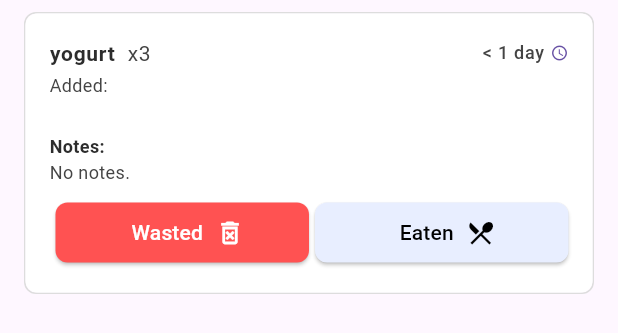
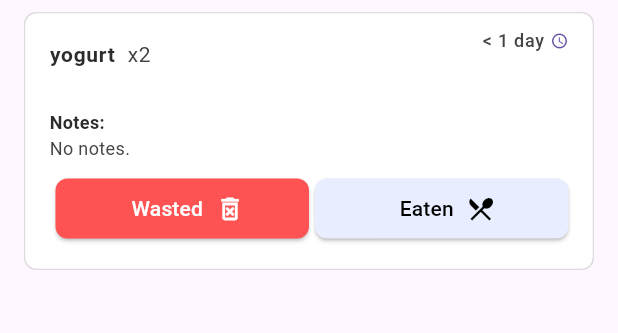
Before and after one commit to NathanRJohnson/live-frontend, a Flutter app: the FridgeItemCard widget shown alone on an empty page, opened directly, after a tap on "yogurt", after a tap on "Wasted", on a phone screen of 412 x 824 dp. Shown: the top 333 px of the screen. Run offline on Flutter 3.47's test engine with Material 3 defaults, Android fonts, the phone set to English and light mode, and no system bars; drawn by our look-alikes of flutter_slidable; our stand-ins replace dotted_border, flutter_riverpod, flutter_speed_dial, go_router; missing offline and left inert: dart:ffi; network calls fail.

Commit message:
action buttons reduce quantity by one, adds long press, animations, single tile expand

```diff
--- a/lib/wtfridge/components/fridge_item_card.dart
+++ b/lib/wtfridge/components/fridge_item_card.dart
@@ -4,6 +4,7 @@ import 'package:flutter_slidable/flutter_slidable.dart';
 import 'package:http/http.dart';
 import 'package:http/io_client.dart';
 
+import '../provider/fridge_card_provider.dart';
 import '../components/fridge_update_form.dart';
 import '../model/fridge_item.dart';
 import '../provider/grocery_card_provider.dart';
@@ -17,10 +18,10 @@ class FridgeItemCard extends ConsumerStatefulWidget {
   }
 
   @override
-  _FridgeItemCardState createState() => _FridgeItemCardState();
+  FridgeItemCardState createState() => FridgeItemCardState();
 }
 
-class _FridgeItemCardState extends ConsumerState<FridgeItemCard> {
+class FridgeItemCardState extends ConsumerState<FridgeItemCard> with SingleTickerProviderStateMixin {
   Color backgroundColor = const Color(0xFFFFFFFF);
   Color borderColor = const Color(0xFFDDDDDD);
   Color onBackgroundPrimaryColor = const Color(0xFF2C2C2C);
@@ -29,10 +30,37 @@ class _FridgeItemCardState extends ConsumerState<FridgeItemCard> {
   Color selectedBorderColor = const Color(0xFF528DFF);
   Color inactiveActionColor = const Color(0xFFD7D7D7);
 
+  late AnimationController _animationController;
+  late Animation<Color?> _colorAnimation;
 
-  bool isExpanded = false;
   bool isSelected = false;
   bool isVisible = true;
+  final ExpansionTileController controller = ExpansionTileController();
+
+  @override
+  void initState() {
+    super.initState();
+
+    _animationController = AnimationController(
+      duration: const Duration(seconds: 1),
+      vsync: this,
+    );
+
+    _colorAnimation = ColorTween(
+      end: onBackgroundSecondaryColor.withOpacity(1.0),
+      begin: Colors.orangeAccent.withOpacity(1.0),
+    ).animate(_animationController);
+  }
+
+  @override
+  void dispose() {
+    _animationController.dispose();
+    super.dispose();
+  }
+
+  void startAnimation() {
+    _animationController.forward(from: 0.0); // Restart animation from the beginning
+  }
 
   @override
   Widget build(BuildContext context) {
@@ -74,27 +102,36 @@ class _FridgeItemCardState extends ConsumerState<FridgeItemCard> {
     return ListTileTheme(
       contentPadding: const EdgeInsets.all(0),
       child: ExpansionTile(
+        controller: controller,
         backgroundColor: (isSelected) ? selectedBackgroundColor : backgroundColor,
         collapsedBackgroundColor: (isSelected) ? selectedBackgroundColor : backgroundColor,
         collapsedShape: RoundedRectangleBorder(borderRadius: BorderRadius.circular(8.0)),
         shape: RoundedRectangleBorder(borderRadius: BorderRadius.circular(8.0)),
         title: _displayNameAndQuantity(),
-        trailing:  Transform.translate(
-            offset: (isExpanded || widget.item.notes != "") ? const Offset(0, -10) : const Offset(0, -2),
-            child: (isSelected) ? _displaySelectedStatus() : _displayTimeInFridge()),
+        trailing:  Builder(
+          builder: (context) {
+            return Transform.translate(
+                offset: (ExpansionTileController.of(context).isExpanded || widget.item.notes != "") ? const Offset(0, -10) : const Offset(0, -2),
+                child: (isSelected) ? _displaySelectedStatus() : _displayTimeInFridge());
+          }
+        ),
         subtitle: () {
-          if (isExpanded) {
-            return  _displayDateAdded();
-          } else if (widget.item.notes != "") {
-            return _displayNotesHint();
+          if (widget.item.notes != "") {
+            return  _displaySubtitle();
           }
         }(),
         expandedAlignment: Alignment.topLeft,
         expandedCrossAxisAlignment: CrossAxisAlignment.start,
+        initiallyExpanded: ref.read(fridgeCardNotifierProvider.notifier).isInitiallyExpanded(this),
         onExpansionChanged: (expandState) {
-          setState(() {
-            isExpanded = expandState;
-          });
+          if (expandState) {
+            ref.read(fridgeCardNotifierProvider.notifier)
+                .setCurrentlyExpandedTile(this);
+          } else {
+            ref.read(fridgeCardNotifierProvider.notifier)
+                .setCurrentlyExpandedTile(null);
+          }
+          setState(() {});
         },
         children: [
           _displayNotesFull(),
@@ -102,6 +139,16 @@ class _FridgeItemCardState extends ConsumerState<FridgeItemCard> {
         ],
       ),
     );
+  }
+
+  Widget _displaySubtitle() {
+    return Builder(builder: (context) {
+        if (ExpansionTileController.of(context).isExpanded) {
+          return  _displayDateAdded();
+        } else {
+          return _displayNotesHint();
+        }
+    });
   }
 
   SlidableAction editItemAction() {
@@ -149,12 +196,18 @@ class _FridgeItemCardState extends ConsumerState<FridgeItemCard> {
         Padding(
           padding: const EdgeInsets.only(left: 8.0),
           child: (widget.item.quantity <= 1) ? const Text("") :
-          Text("x${widget.item.quantity}",
+          AnimatedBuilder(
+            animation: _animationController,
+            builder: (context, child) {
+              return Text(
+                "x${widget.item.quantity}",
                   style: TextStyle(
                     fontSize: Theme.of(context).textTheme.bodyMedium!.fontSize,
-              color: onBackgroundSecondaryColor,
-            ),
-          ),
+                    color: (_animationController.isAnimating) ? _colorAnimation.value : onBackgroundSecondaryColor,
+                  )
+              );
+            }
+          )
         ),
       ],
     );
@@ -269,13 +322,24 @@ class _FridgeItemCardState extends ConsumerState<FridgeItemCard> {
   }
 
   Widget _displayActionButtons() {
+    return Builder(
+      builder: (context) {
         return Padding(
           padding: const EdgeInsets.symmetric(horizontal: 16.0),
           child: Row(
             children: <Widget>[
               _buttonFormatting(
+                GestureDetector(
+                  onLongPressUp: () async {
+                    ExpansionTileController.of(context).collapse();
+                    ref.read(fridgeCardNotifierProvider.notifier)
+                        .remove(widget.client, widget.item);
+                  },
+                  child:
                   ElevatedButton.icon(
-              onPressed: (){},
+                    onPressed: () async {
+                      await reduceOrDelete(context);
+                    },
                     style: ElevatedButton.styleFrom(
                       backgroundColor: (isSelected) ? inactiveActionColor : Colors.redAccent,
                       foregroundColor: (isSelected) ? Colors.black : Colors.white,
@@ -289,9 +353,19 @@ class _FridgeItemCardState extends ConsumerState<FridgeItemCard> {
                     ),
                   ),
                 ),
+              ),
               _buttonFormatting(
+                GestureDetector(
+                  onLongPressUp: () async {
+                    ExpansionTileController.of(context).collapse();
+                    ref.read(fridgeCardNotifierProvider.notifier)
+                        .remove(widget.client, widget.item);
+                  },
+                  child:
                   ElevatedButton.icon(
-              onPressed: (){},
+                    onPressed: () async {
+                      await reduceOrDelete(context);
+                    },
                     style: ElevatedButton.styleFrom(
                       backgroundColor: (isSelected) ? inactiveActionColor : const Color(0xFFE8EEFF),
                       foregroundColor: Colors.black,
@@ -300,10 +374,32 @@ class _FridgeItemCardState extends ConsumerState<FridgeItemCard> {
                     label: const Text("Eaten"),
                     icon: const Icon(Icons.restaurant_menu, size: 20.0,),
                   ),
+                ),
               )
             ],
           ),
         );
+      }
+    );
+  }
+
+  Future<void> reduceOrDelete(BuildContext context) async {
+    if (widget.item.quantity > 1) {
+      var update = {
+        "item_id": widget.item.id,
+        "new_quantity": widget.item.quantity-1
+      };
+      ref.read(fridgeCardNotifierProvider.notifier)
+          .updateItemByID(widget.client, update, rebuild: false);
+      startAnimation();
+      setState(() {
+        widget.item.quantity -= 1;
+      });
+    } else {
+      ExpansionTileController.of(context).collapse();
+      ref.read(fridgeCardNotifierProvider.notifier)
+          .remove(widget.client, widget.item);
+    }
   }
 
   Widget _buttonFormatting(Widget w) {
```
Lines whose indentation alone changed are shown as unchanged.
